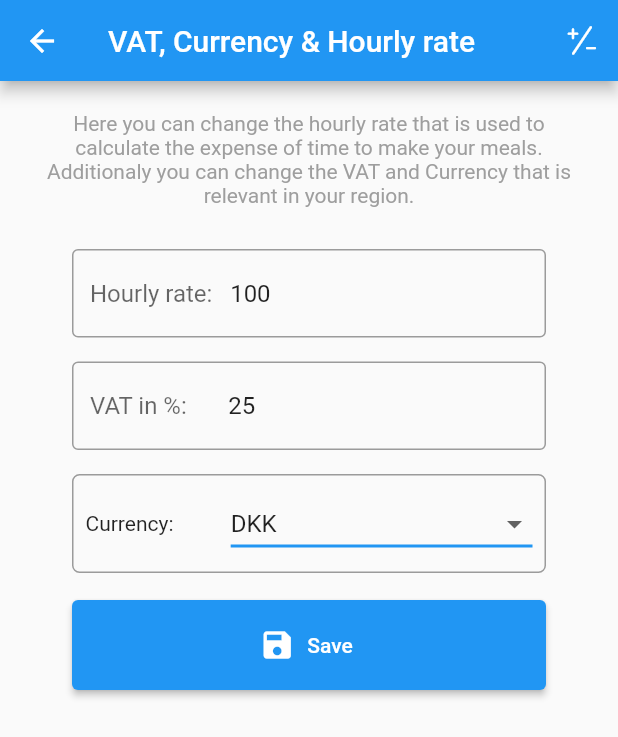
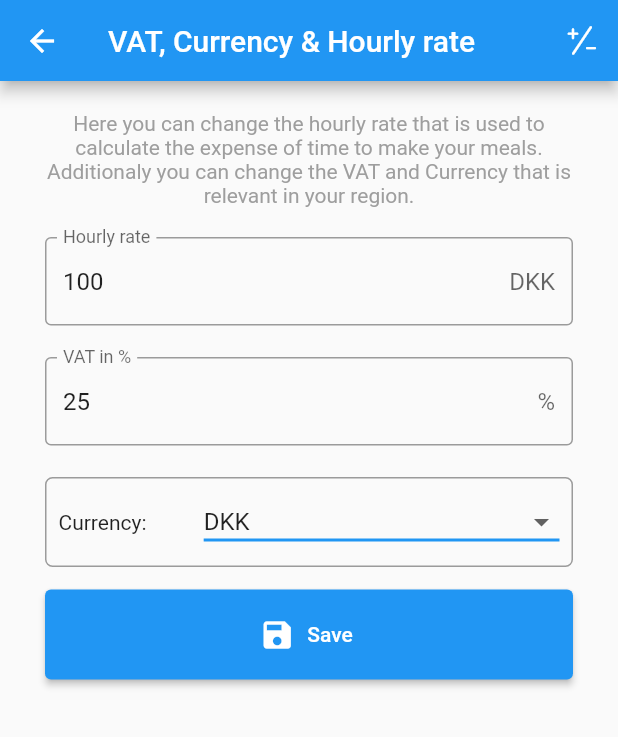
Before and after one commit to jaco2716/ProfitCalculator, a Flutter app: the VATChangePage screen opened directly, on a phone screen of 412 x 824 dp. Shown: the top 737 px of the screen. Run offline on Flutter 3.47's test engine with Material 2 defaults, Android fonts, the phone set to English and light mode, and no system bars; our stand-ins replace percent_indicator, shared_preferences, video_player; missing offline and left inert: flutter_simple_calculator; accounts and stored records are empty.

Commit message:
refactor vat change page

```diff
--- a/lib/MyWidgets/CreateElementWidgets/CreateElementTextField.dart
+++ b/lib/MyWidgets/CreateElementWidgets/CreateElementTextField.dart
@@ -4,6 +4,7 @@ class CreateElementTextField extends StatelessWidget {
   final String myValue;
   final String title;
   final String suffixText;
+  final String prefixText;
   final String Function(String) validate;
   final void Function(String) setValue;
   final TextEditingController textEditingController;
@@ -19,6 +20,7 @@ class CreateElementTextField extends StatelessWidget {
     this.textEditingController,
     this.textInputType,
     this.suffixText,
+    this.prefixText,
     this.readOnly = false,
     this.onTap,
   });
@@ -31,6 +33,7 @@ class CreateElementTextField extends StatelessWidget {
       child: TextFormField(
         controller: textEditingController,
         decoration: InputDecoration(
+          prefix: prefixText == null ? null : Text(prefixText),
           border: OutlineInputBorder(),
           labelText: title,
           suffixText: suffixText,
--- a/lib/Pages/FrontPageMenu.dart
+++ b/lib/Pages/FrontPageMenu.dart
@@ -54,7 +54,6 @@ class _FrontPageMenuState extends State<FrontPageMenu> {
                     alignment: Alignment.center,
                     children: [
                       Container(
-                        // padding: EdgeInsets.symmetric(horizontal: gridPadding),
                         color: Colors.blue,
                         child: GridView.count(
                           padding: EdgeInsets.only(
--- a/lib/Pages/VATChangePage.dart
+++ b/lib/Pages/VATChangePage.dart
@@ -1,6 +1,8 @@
 import 'package:flutter/material.dart';
 import 'package:flutter/services.dart';
 import 'package:profit_calculator/Handlers/SharedValueHandler.dart';
+import 'package:profit_calculator/MyWidgets/CreateElementWidgets/CreateElementTextField.dart';
+import 'package:profit_calculator/MyWidgets/MyIconButton.dart';
 
 import '../MyWidgets/MyAppBarWithCalc.dart';
 import '../MyWidgets/MyLoadingCircle.dart';
@@ -13,21 +15,41 @@ class VATChangePage extends StatefulWidget {
 class _VATChangePageState extends State<VATChangePage> {
   final TextEditingController vatTec = TextEditingController();
   final TextEditingController hourPriceTec = TextEditingController();
+  final _formKey = GlobalKey<FormState>();
+
+  Future _currencyChosenFuture;
+  Future _vatPercentFuture;
+  Future _hourlyPriceFuture;
   String dropdownValue = 'USD';
   List<bool> initialLoads = [true, true, true];
   String vatErrorText;
   String hourErrorText;
 
-  // Future<SharedPreferences> _prefs = SharedPreferences.getInstance();
+  String _hourlyRate = '';
+  String _vatPercent = '';
   SharedValueHandler _sharedValueHandler = SharedValueHandler();
+
+  @override
+  void initState() {
+    super.initState();
+    _currencyChosenFuture =
+        _sharedValueHandler.getStringSharedP('CurrencyChosen', 'DKK');
+    _hourlyPriceFuture = _sharedValueHandler.getIntSharedP('hourPrice', 100);
+    _vatPercentFuture = _sharedValueHandler.getIntSharedP('VATPercent', 25);
+  }
 
   @override
   Widget build(BuildContext context) {
     return Scaffold(
       appBar: MyAppBarWithCalc('VAT, Currency & Hourly rate'),
-      body: SingleChildScrollView(
+      body: GestureDetector(
+        onTap: () => FocusScope.of(context).unfocus(),
+        child: SingleChildScrollView(
           child: Container(
             padding: EdgeInsets.symmetric(horizontal: 30),
+            child: Form(
+              autovalidateMode: AutovalidateMode.onUserInteraction,
+              key: _formKey,
               child: Column(
                 crossAxisAlignment: CrossAxisAlignment.stretch,
                 children: <Widget>[
@@ -40,10 +62,10 @@ class _VATChangePageState extends State<VATChangePage> {
                     ),
                   ),
                   FutureBuilder(
-                future: _sharedValueHandler.getIntSharedP('hourPrice', 100),
+                    future: _hourlyPriceFuture,
                     initialData: '',
-                builder:
-                    (BuildContext context, AsyncSnapshot hourPriceSnapshot) {
+                    builder: (BuildContext context,
+                        AsyncSnapshot hourPriceSnapshot) {
                       if (hourPriceSnapshot.connectionState ==
                           ConnectionState.waiting) {
                         return MyLoadingCircle(500);
@@ -52,73 +74,42 @@ class _VATChangePageState extends State<VATChangePage> {
                         hourPriceTec.text = hourPriceSnapshot.data.toString();
                         initialLoads[0] = false;
                       }
-                  // if (initialLoads[0]) {
-                  // hourPriceTec.text = hourPriceSnapshot.data.toString();
-                  //   initialLoads[0] = false;
-                  // }
-                  return Padding(
-                    padding: const EdgeInsets.symmetric(horizontal: 10),
-                    child: Padding(
-                      padding: const EdgeInsets.all(8.0),
-                      child: TextField(
-                        // onChanged: (value) {
-                        //   tec.text = value;
-                        // },
-                        decoration: InputDecoration(
-                          border: OutlineInputBorder(),
-                          prefix: Text('Hourly rate:   '),
-                          errorText: hourErrorText,
-                        ),
-                        controller: hourPriceTec,
-                        // decoration: InputDecoration(hintText: 'VAT in %'),
-                        keyboardType: TextInputType.number,
-                        inputFormatters: <TextInputFormatter>[
-                          FilteringTextInputFormatter.allow(RegExp(r'[0-9]'))
-                        ],
-                      ),
-                    ),
+                      return CreateElementTextField(
+                        title: 'Hourly rate',
+                        myValue: _hourlyRate,
+                        suffixText: dropdownValue,
+                        textEditingController: hourPriceTec,
+                        textInputType: TextInputType.number,
+                        validate: (value) => validateInt(value),
+                        setValue: (value) => _hourlyRate = value,
                       );
                     },
                   ),
                   FutureBuilder(
-                future: _sharedValueHandler.getIntSharedP('VATPercent', 25),
+                    future: _vatPercentFuture,
                     initialData: '',
                     builder: (BuildContext context, AsyncSnapshot vatSnapshot) {
-                  if (vatSnapshot.connectionState == ConnectionState.waiting) {
+                      if (vatSnapshot.connectionState ==
+                          ConnectionState.waiting) {
                         return MyLoadingCircle(500);
                       }
                       if (initialLoads[1]) {
                         vatTec.text = vatSnapshot.data.toString();
                         initialLoads[1] = false;
                       }
-                  return Padding(
-                    padding: const EdgeInsets.symmetric(horizontal: 10),
-                    child: Padding(
-                      padding: const EdgeInsets.all(8.0),
-                      child: TextField(
-                        // onChanged: (value) {
-                        //   tec.text = value;
-                        // },
-                        decoration: InputDecoration(
-                          border: OutlineInputBorder(),
-                          prefix: Text('VAT in %:       '),
-                          errorText: vatErrorText,
-                        ),
-
-                        controller: vatTec,
-                        // decoration: InputDecoration(hintText: 'VAT in %'),
-                        keyboardType: TextInputType.number,
-                        inputFormatters: <TextInputFormatter>[
-                          FilteringTextInputFormatter.allow(RegExp(r'[0-9]'))
-                        ],
-                      ),
-                    ),
+                      return CreateElementTextField(
+                        title: 'VAT in %',
+                        myValue: _vatPercent,
+                        suffixText: '%',
+                        textEditingController: vatTec,
+                        textInputType: TextInputType.number,
+                        validate: (value) => validateInt(value),
+                        setValue: (value) => _vatPercent = value,
                       );
                     },
                   ),
                   FutureBuilder(
-                  future: _sharedValueHandler.getStringSharedP(
-                      'CurrencyChosen', 'DKK'),
+                      future: _currencyChosenFuture,
                       builder: (context, currencySnapshot) {
                         if (currencySnapshot.connectionState ==
                             ConnectionState.waiting) {
@@ -130,11 +121,9 @@ class _VATChangePageState extends State<VATChangePage> {
                           dropdownValue = currencySnapshot.data;
                         }
 
-                    return Padding(
-                      padding: const EdgeInsets.symmetric(horizontal: 10),
-                      child: Container(
-                          // height: 60,
-                          margin: EdgeInsets.all(8),
+                        return Container(
+                            height: 60,
+                            margin: EdgeInsets.all(0),
                             decoration: BoxDecoration(
                                 borderRadius:
                                     BorderRadius.all(Radius.circular(5)),
@@ -151,10 +140,6 @@ class _VATChangePageState extends State<VATChangePage> {
                                       child: DropdownButton<String>(
                                         isExpanded: true,
                                         value: dropdownValue,
-                                      // icon: const Icon(Icons.arrow_downward),
-                                      // iconSize: 24,
-                                      // elevation: 16,
-                                      // style: const TextStyle(color: Colors.grey),
                                         underline: Container(
                                           height: 2,
                                           color: Colors.blue,
@@ -183,72 +168,60 @@ class _VATChangePageState extends State<VATChangePage> {
                                       ),
                                     ),
                                   ]),
-                          )),
-                    );
+                            ));
                       }),
-              drawerListTile(
+                  SizedBox(
+                    height: 10,
+                  ),
+                  MyIconButton(
                     tileIcon: Icon(Icons.save),
-                tileTitle: "Save",
-                myOnPressed: () async {
-                  String vattext = vatTec.text;
-                  String hourPrice = hourPriceTec.text;
-                  String currencytext = dropdownValue;
-                  int vatInt = int.parse(vattext);
-                  int hourPriceInt = int.parse(hourPrice);
-                  bool validateSuccess = true;
-                  if (vatInt <= 0) {
-                    vatErrorText = 'VAT must be grater than 0';
-                    validateSuccess = false;
-                  }
-                  if (hourPriceInt <= 0) {
-                    hourErrorText = 'Hourly rate must be grater than 0';
-                    validateSuccess = false;
-                  }
-                  if (!validateSuccess) {
-                    setState(() {});
-                    return;
-                  }
-
-                  bool saveSucces = await _sharedValueHandler.saveIntSharedP(
-                      vatInt, 'VATPercent');
-                  saveSucces = await _sharedValueHandler.saveIntSharedP(
-                      hourPriceInt, 'hourPrice');
-                  saveSucces = await _sharedValueHandler.saveStringSharedP(
-                      currencytext, 'CurrencyChosen');
-                  if (saveSucces) {
-                    ScaffoldMessenger.of(context).showSnackBar(SnackBar(
-                        content: Text(
-                            'VAT & Currency has been set to $vattext% & $currencytext.')));
-                    Navigator.of(context).pop();
-                  } else {
-                    ScaffoldMessenger.of(context).showSnackBar(
-                        SnackBar(content: Text('Something went wrong.')));
-                  }
-                },
+                    tileTitle: 'Save',
+                    myOnPressed: () => saveVATetc(),
+                    compact: true,
                   ),
                 ],
+              ),
+            ),
           ),
         ),
       ),
     );
   }
 
-  Widget drawerListTile(
-      {Icon tileIcon, String tileTitle, void Function() myOnPressed}) {
-    return Padding(
-      padding: const EdgeInsets.symmetric(horizontal: 18, vertical: 10),
-      child: SizedBox(
-        height: 60,
-        child: ElevatedButton.icon(
-            label: Text('Save'),
-            icon: Icon(Icons.save),
-            onPressed: () {
-              myOnPressed();
-              // Navigator.pop(context);
-              // Navigator.push(context,
-              //     MaterialPageRoute(builder: (context) => navigationPage));
-            }),
-      ),
-    );
+  void saveVATetc() async {
+    if (_formKey.currentState.validate()) {
+      _formKey.currentState.save();
+
+      String currencytext = dropdownValue;
+      int vatInt = int.parse(_vatPercent);
+      int hourPriceInt = int.parse(_hourlyRate);
+
+      bool saveSucces =
+          await _sharedValueHandler.saveIntSharedP(vatInt, 'VATPercent');
+      saveSucces =
+          await _sharedValueHandler.saveIntSharedP(hourPriceInt, 'hourPrice');
+      saveSucces = await _sharedValueHandler.saveStringSharedP(
+          currencytext, 'CurrencyChosen');
+      if (saveSucces) {
+        ScaffoldMessenger.of(context).showSnackBar(SnackBar(
+            content: Text('Hourly Rate, VAT & Currency has been saved.')));
+        Navigator.of(context).pop();
+      } else {
+        ScaffoldMessenger.of(context)
+            .showSnackBar(SnackBar(content: Text('Something went wrong.')));
       }
     }
+  }
+
+  String validateInt(String value) {
+    try {
+      int intvalue = int.parse(value);
+      if (intvalue <= 0) {
+        return 'Must be greater than 0.';
+      }
+      return null;
+    } catch (error) {
+      return "Invalid number.";
+    }
+  }
+}
```
Also changed, not shown: lib/NotInUse/MyDrawer.dart (deleted, +0 -65 lines). Lines whose indentation alone changed are shown as unchanged.
